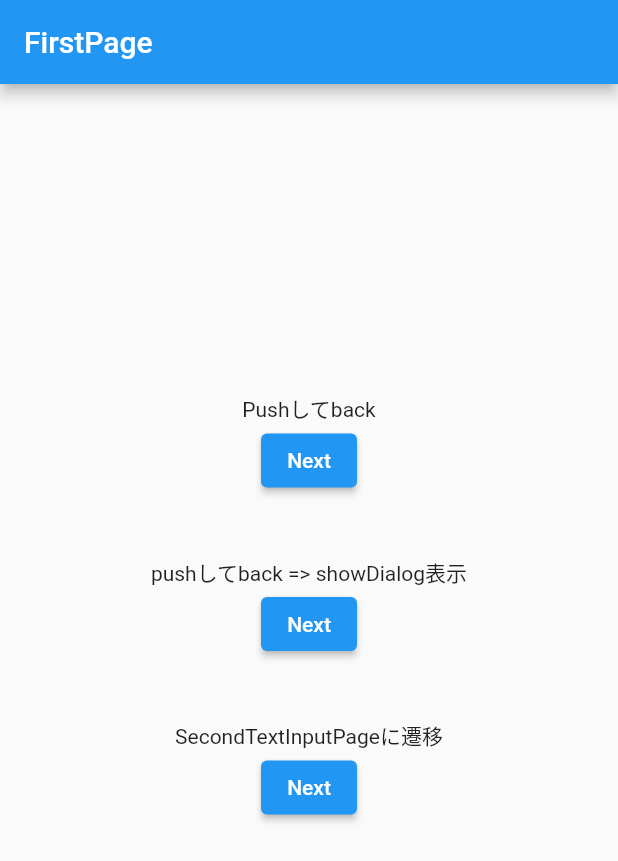
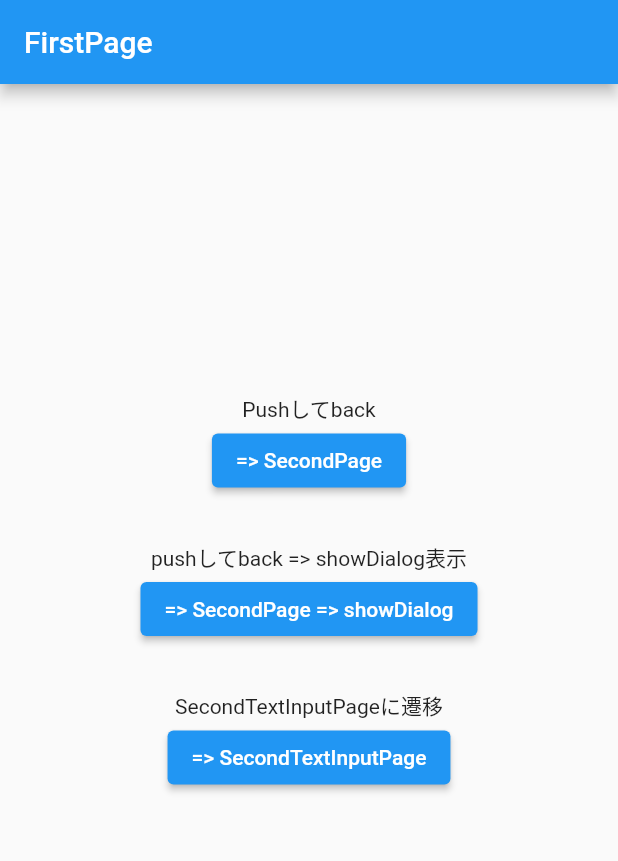
Before and after one commit to lightnning/flutter_basic_navigator, a Flutter app: the FirstPage screen opened directly, on a phone screen of 412 x 824 dp. Shown: the top 861 px of the screen. Run offline on Flutter 3.47's test engine with Material 2 defaults, Android fonts, the phone set to English and light mode, and no system bars.

Commit message:
sample_dialog

```diff
--- a/lib/pages/first_page.dart
+++ b/lib/pages/first_page.dart
@@ -25,7 +25,7 @@ class FirstPage extends StatelessWidget {
                   [
                     Text('Pushしてback'),
                     ElevatedButton(
-                      child: Text('Next'),
+                      child: Text('=> SecondPage'),
                       onPressed: () {
                         Navigator.of(context).push(
                           MaterialPageRoute(
@@ -42,7 +42,7 @@ class FirstPage extends StatelessWidget {
                   [
                     Text('pushしてback => showDialog表示'),
                     ElevatedButton(
-                      child: Text('Next'),
+                      child: Text('=> SecondPage => showDialog'),
                       onPressed: () async {
                         await Navigator.of(context).push(
                           MaterialPageRoute(
@@ -53,7 +53,8 @@ class FirstPage extends StatelessWidget {
                         );
                         showDialog(
                           context: context,
-                          builder: (context) => SampleDialog(),
+                          barrierDismissible: false,
+                          builder: (context) => SampleDialog(contentText: 'FirstPageに戻ります',),
                         );
                       },
                     ),
@@ -63,7 +64,7 @@ class FirstPage extends StatelessWidget {
                   [
                     Text('SecondTextInputPageに遷移'),
                     ElevatedButton(
-                      child: Text('Next'),
+                      child: Text('=> SecondTextInputPage'),
                       onPressed: () async {
                         final result = await Navigator.of(context).push(
                           MaterialPageRoute(
@@ -99,7 +100,7 @@ class FirstPage extends StatelessWidget {
 
 Widget _buildContents(List<Widget> children) {
   return Padding(
-    padding: const EdgeInsets.only(bottom: 40.0),
+    padding: const EdgeInsets.only(bottom: 30.0),
     child: Column(
       children: children,
     ),
```
Also changed, not shown: lib/widgets/sample_dialog.dart (+7 -0 lines).
